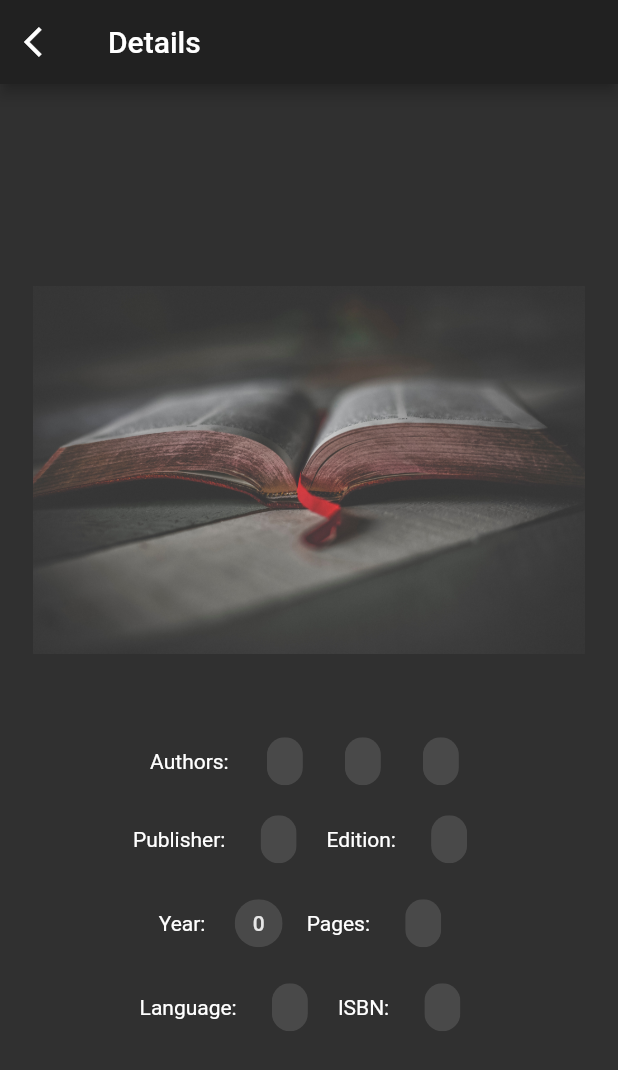
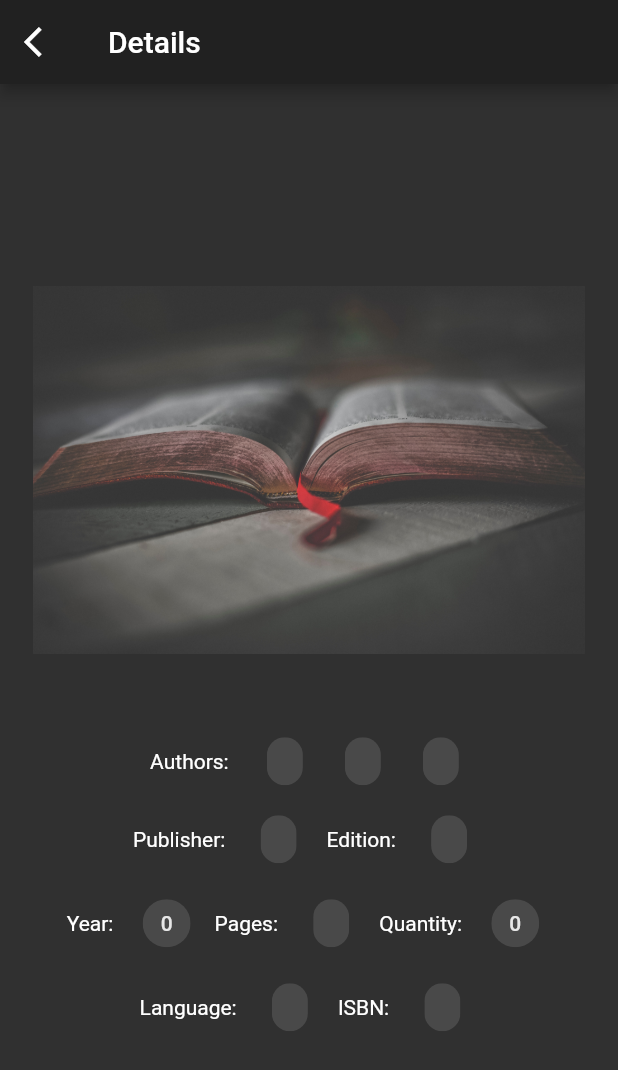
Before and after one commit to kriticalflare/SIES-Library, a Flutter app: the DetailsPage screen opened directly with empty values, on a phone screen of 412 x 824 dp. Shown: the top 1070 px of the screen. Run offline on Flutter 3.47's test engine with Material 2 defaults, Android fonts, the phone set to English and light mode, and no system bars; network calls fail.

Commit message:
Add quantity to details page

```diff
--- a/lib/components/info_group_yp.dart
+++ b/lib/components/info_group_yp.dart
@@ -3,11 +3,14 @@ import 'package:sies_library/models/book.dart';
 
 class Infographic extends StatelessWidget {
   final Results book;
+
   Infographic({@required this.book});
+
   @override
   Widget build(BuildContext context) {
     String year;
     String pages;
+    String quantity;
     if (book.year != null) {
       year = book.year.toString();
     } else {
@@ -18,6 +21,12 @@ class Infographic extends StatelessWidget {
     } else {
       pages = 'N/A';
     }
+    if (book.quantity != null) {
+      quantity = book.quantity.toString();
+    } else {
+      quantity = 'N/A';
+    }
+
     return SingleChildScrollView(
       scrollDirection: Axis.horizontal,
       child: Row(
@@ -29,8 +38,8 @@ class Infographic extends StatelessWidget {
           Padding(
             padding: const EdgeInsets.all(4.0),
             child: Chip(
-              shape:
-              RoundedRectangleBorder(borderRadius: BorderRadius.circular(50.0)),
+              shape: RoundedRectangleBorder(
+                  borderRadius: BorderRadius.circular(50.0)),
               label: Text('$year'),
             ),
           ),
@@ -41,9 +50,21 @@ class Infographic extends StatelessWidget {
           Padding(
             padding: const EdgeInsets.all(4.0),
             child: Chip(
-              shape:
-              RoundedRectangleBorder(borderRadius: BorderRadius.circular(50.0)),
+              shape: RoundedRectangleBorder(
+                  borderRadius: BorderRadius.circular(50.0)),
               label: Text('$pages'),
+            ),
+          ),
+          Padding(
+            padding: const EdgeInsets.all(4.0),
+            child: Text('Quantity: '),
+          ),
+          Padding(
+            padding: const EdgeInsets.all(4.0),
+            child: Chip(
+              shape: RoundedRectangleBorder(
+                  borderRadius: BorderRadius.circular(50.0)),
+              label: Text('$quantity'),
             ),
           )
         ],
```
